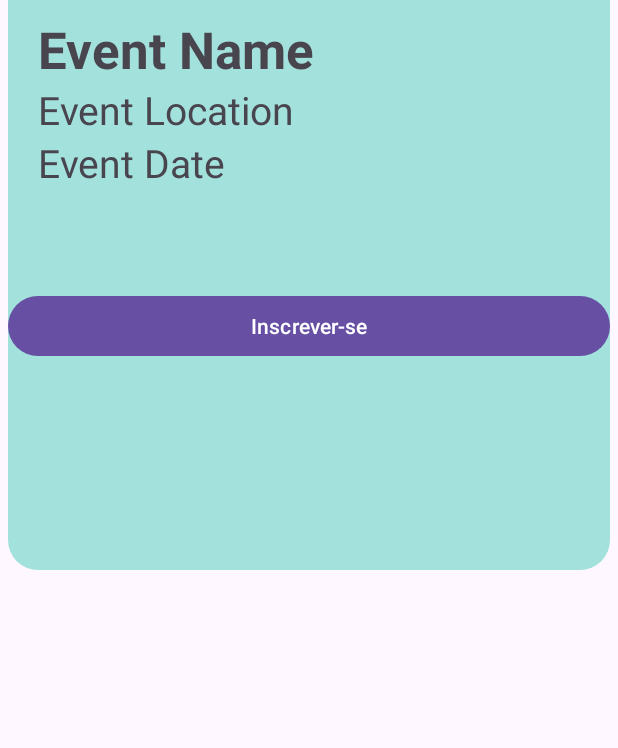
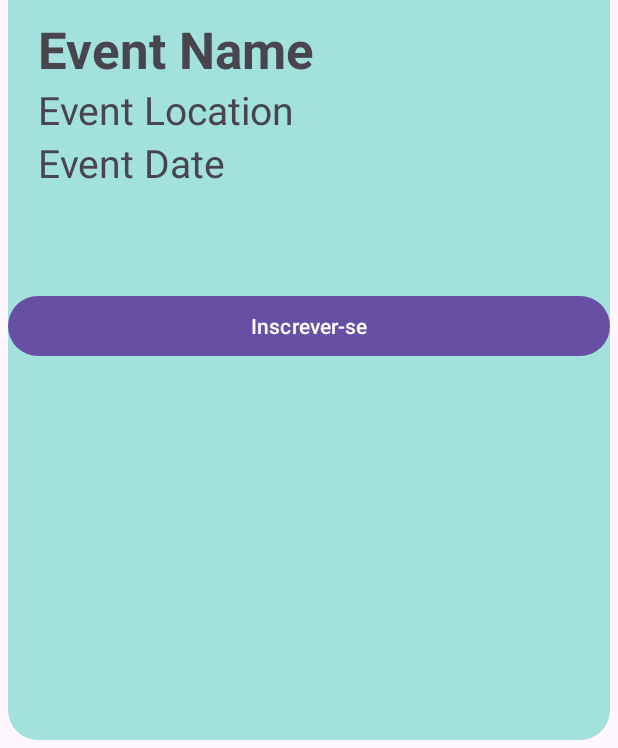
Before and after one commit to alwspiderc/SemocUcsal, an Android app: the EventDetailActivity screen opened directly, with no data from a screen before it, on a phone screen of 412 x 824 dp, the part 488-1236 px from its top. Run offline under Robolectric (Android 15) with nearby library versions, the light colour scheme and no system bars; 6 statements that could not run were skipped.

Commit message:
card ocupar tela toda

```diff
--- a/app/src/main/java/com/example/semocucsal/EventDetailActivity.kt
+++ b/app/src/main/java/com/example/semocucsal/EventDetailActivity.kt
@@ -1,6 +1,7 @@
 package com.example.semocucsal
 
 import android.os.Bundle
+import android.view.ViewGroup
 import android.widget.Button
 import android.widget.ImageView
 import android.widget.TextView
@@ -20,12 +21,19 @@ class EventDetailActivity : AppCompatActivity() {
         val locationTextView: TextView = findViewById(R.id.event_item_location)
         val buttonSubscribe: Button = findViewById(R.id.event_item_subscribe)
 
+
         imageView.setImageResource(event.image)
         nameTextView.text = event.name
         descriptionTextView.text = event.description
         dateTextView.text = event.date
         locationTextView.text = event.location
 
+        val eventDetailLayout: ViewGroup = findViewById<ViewGroup>(R.id.event_detail_layout)
+        val params = eventDetailLayout.layoutParams
+        params.height = ViewGroup.LayoutParams.MATCH_PARENT
+        params.width = ViewGroup.LayoutParams.MATCH_PARENT
+        eventDetailLayout.layoutParams = params
+
         buttonSubscribe.setOnClickListener {
                 buttonSubscribe.text = if (buttonSubscribe.text.toString().equals("Inscrever-se", ignoreCase = true)) "Inscrito" else "Inscrever-se"
         }
--- a/app/src/main/res/layout/activity_event_detail.xml
+++ b/app/src/main/res/layout/activity_event_detail.xml
@@ -8,8 +8,9 @@
     android:layout_margin="5dp">
 
     <LinearLayout
+        android:id="@+id/event_detail_layout"
         android:layout_width="match_parent"
-        android:layout_height="700dp"
+        android:layout_height="500dp"
         android:layout_margin="0dp"
         android:background="@drawable/radius"
         android:orientation="vertical">
```
